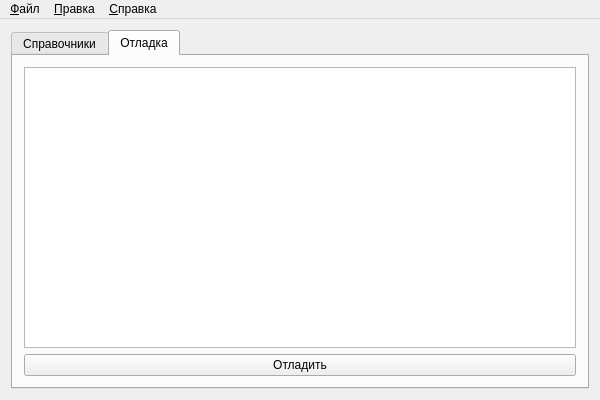
Qt form KursProject.ui (TheFusterMan/KursProject) before a commit.
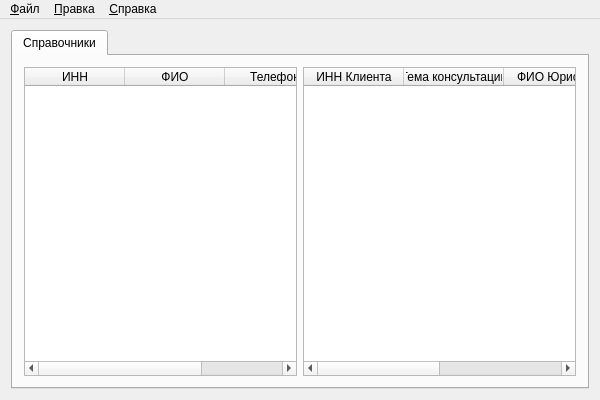
The same form after that commit. The open tabs and pages were chosen to show the change.

Commit message: Теперь откладка в menuStrip

Diff of the .ui file:
```diff
--- a/KursProject.ui
+++ b/KursProject.ui
@@ -136,27 +136,6 @@
         </item>
        </layout>
       </widget>
-      <widget class="QWidget" name="reportTab">
-       <attribute name="title">
-        <string>Отладка</string>
-       </attribute>
-       <layout class="QVBoxLayout" name="verticalLayout_2">
-        <item>
-         <widget class="QTextEdit" name="debugTextEdit">
-          <property name="readOnly">
-           <bool>true</bool>
-          </property>
-         </widget>
-        </item>
-        <item>
-         <widget class="QPushButton" name="debugPushButton">
-          <property name="text">
-           <string>Отладить</string>
-          </property>
-         </widget>
-        </item>
-       </layout>
-      </widget>
      </widget>
     </item>
    </layout>
```
The commit also changes 2 other files.
